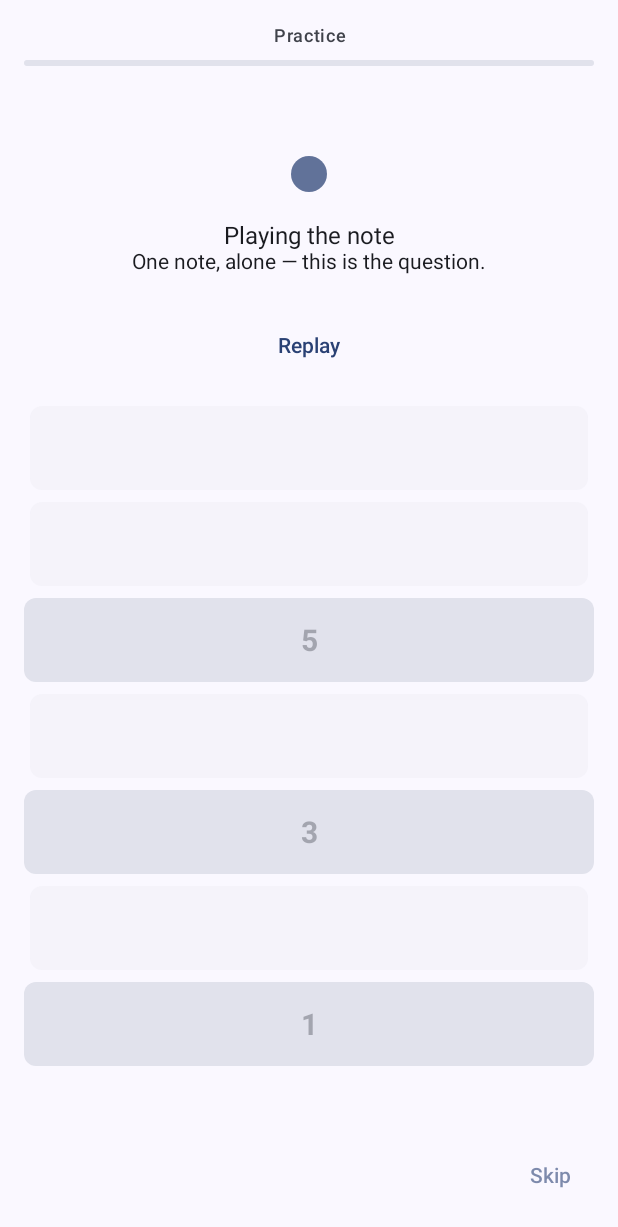
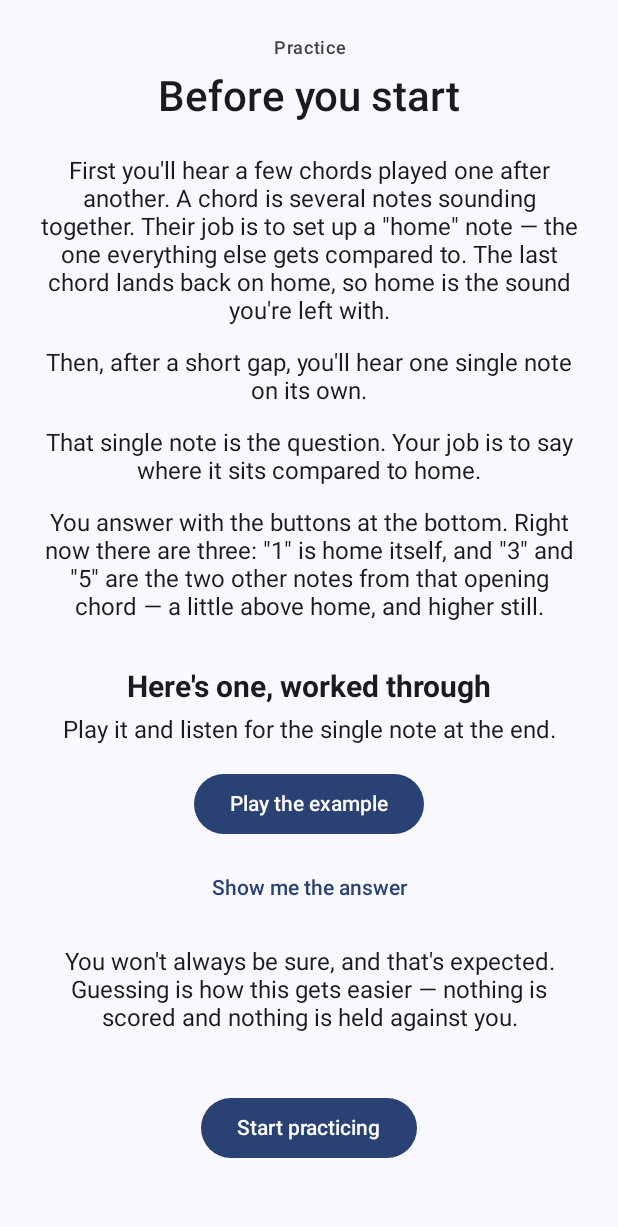
Before and after one commit to alekpeed/tonic, an Android app built with Jetpack Compose: the PracticeScreen screen opened through its navigation route, on a phone screen of 412 x 824 dp. Shown: the top 1227 px of the screen. Run offline under Robolectric (Android 15) with nearby library versions, the phone set to English and light mode, and no system bars; our stand-ins replace Dagger/Hilt's generated code, Room's generated code; libraries missing offline, so code that uses them is left out: androidx.hilt.lifecycle.

Commit message:
Fix 5: Module 2 explanation screen with a worked example
11-ONBOARDING-CLARITY.md §3 and §5, the last of §8's five.

New M2IntroContent carries §3's six required points in the order that
section specifies: what plays first and that it settles on home, that a
single note follows, that the task is judging that note against home, what
the currently visible buttons mean tied to what they'll sound like, one
worked playable example with its answer revealed, and a single Start.
Nothing is gated - §1 is explicit that this "is not a tutorial mode the
user must complete correctly to proceed."

The example is a *real* generated item, not a mock: same M2ItemGenerator,
same renderer, same AudioPlayer as a practice item, at a fixed seed and
floor difficulty so every user hears the same thing and it is the easiest
the app can produce. A hand-built mock-up would be free to drift from the
real exercise, which is how explanation screens end up describing
something that no longer exists. The revealed answer is read off that
item's targetDegree rather than hardcoded, so it cannot disagree with the
audio. The reveal is user-driven - showing the answer up front would turn
the worked example back into prose.

Gated on a new module2_intro_seen preference, added to 05-DATA-MODEL.md §3
alongside the existing flags. It gates only the *automatic* showing: the
help affordance on the practice screen re-opens the identical screen and
example at any time, and deliberately does not touch the flag, per §5's
"never shown again automatically... always reachable on demand... the exact
same explanation and worked example, not an abbreviated version."

PracticeViewModel gained AudioPlayer so the example plays through the real
path; the shared PracticeFixture now builds the ViewModel in one place so
a constructor change lands once rather than in several tests.

M2IntroTest covers: shown automatically on a fresh install before any
item; never automatically once seen; dismissing records it; the help
affordance re-opens without un-recording; the answer appears only when
asked and matches the item actually played; playback reaches the audio
path with real audio; and the example is a genuine L0 item offering the
same 1/3/5 buttons the first real item will.

Verified: 367 tests, 0 failures. Kover floors held.

Co-Authored-By: Claude Opus 5 <noreply@anthropic.com>
Claude-Session: https://claude.ai/code/session_01UPkZSqUw4SRsTTc4VxHzuY

```diff
--- a/core/data/src/main/kotlin/com/tonic/core/data/settings/SettingsRepository.kt
+++ b/core/data/src/main/kotlin/com/tonic/core/data/settings/SettingsRepository.kt
@@ -27,6 +27,9 @@ interface SettingsRepository {
 
     suspend fun setDiagnosticCompleted(completed: Boolean)
 
+    /** See [com.tonic.core.model.state.AppSettings.module2IntroSeen]. */
+    suspend fun setModule2IntroSeen(seen: Boolean)
+
     /** [enabled] and [time] must agree: false always pairs with a null time - docs/05-DATA-MODEL.md §3. */
     suspend fun setDailyReminder(
         enabled: Boolean,
--- a/core/data/src/main/kotlin/com/tonic/core/data/settings/SettingsRepositoryImpl.kt
+++ b/core/data/src/main/kotlin/com/tonic/core/data/settings/SettingsRepositoryImpl.kt
@@ -25,6 +25,7 @@ internal object SettingsKeys {
     val REDUCE_MOTION = booleanPreferencesKey("reduce_motion")
     val ONBOARDING_COMPLETED = booleanPreferencesKey("onboarding_completed")
     val DIAGNOSTIC_COMPLETED = booleanPreferencesKey("diagnostic_completed")
+    val MODULE2_INTRO_SEEN = booleanPreferencesKey("module2_intro_seen")
     val DAILY_REMINDER_ENABLED = booleanPreferencesKey("daily_reminder_enabled")
     val DAILY_REMINDER_TIME = stringPreferencesKey("daily_reminder_time")
 }
@@ -68,6 +69,10 @@ internal class SettingsRepositoryImpl
             dataStore.edit { it[SettingsKeys.ONBOARDING_COMPLETED] = completed }
         }
 
+        override suspend fun setModule2IntroSeen(seen: Boolean) {
+            dataStore.edit { it[SettingsKeys.MODULE2_INTRO_SEEN] = seen }
+        }
+
         override suspend fun setDiagnosticCompleted(completed: Boolean) {
             dataStore.edit { it[SettingsKeys.DIAGNOSTIC_COMPLETED] = completed }
         }
@@ -103,6 +108,7 @@ private fun Preferences.toAppSettings(): AppSettings {
         reduceMotion = this[SettingsKeys.REDUCE_MOTION] ?: defaults.reduceMotion,
         onboardingCompleted = this[SettingsKeys.ONBOARDING_COMPLETED] ?: defaults.onboardingCompleted,
         diagnosticCompleted = this[SettingsKeys.DIAGNOSTIC_COMPLETED] ?: defaults.diagnosticCompleted,
+        module2IntroSeen = this[SettingsKeys.MODULE2_INTRO_SEEN] ?: defaults.module2IntroSeen,
         dailyReminderEnabled = this[SettingsKeys.DAILY_REMINDER_ENABLED] ?: defaults.dailyReminderEnabled,
         dailyReminderTime = this[SettingsKeys.DAILY_REMINDER_TIME],
     )
--- a/core/model/src/main/kotlin/com/tonic/core/model/state/AppSettings.kt
+++ b/core/model/src/main/kotlin/com/tonic/core/model/state/AppSettings.kt
@@ -21,6 +21,13 @@ data class AppSettings(
     val reduceMotion: Boolean = false,
     val onboardingCompleted: Boolean = false,
     val diagnosticCompleted: Boolean = false,
+    /**
+     * The Module 2 explanation screen and its worked example have been shown once
+     * (docs/05-DATA-MODEL.md §3 `module2_intro_seen`). Gates only the *automatic* showing -
+     * docs/11-ONBOARDING-CLARITY.md §5: "It is never shown again automatically... It is always
+     * reachable on demand," and recalling it neither depends on nor changes this.
+     */
+    val module2IntroSeen: Boolean = false,
     /** Opt-in only - docs/05-DATA-MODEL.md §3: "defaults to false. Opt-in only." See docs/08-UI-SPEC.md §7. */
     val dailyReminderEnabled: Boolean = false,
     /** `"HH:mm"`, null when [dailyReminderEnabled] is false. */
--- /dev/null
+++ b/feature/practice/src/main/kotlin/com/tonic/feature/practice/ui/M2IntroContent.kt
@@ -0,0 +1,143 @@
+package com.tonic.feature.practice.ui
+
+import androidx.compose.foundation.layout.Column
+import androidx.compose.foundation.layout.Spacer
+import androidx.compose.foundation.layout.fillMaxSize
+import androidx.compose.foundation.layout.fillMaxWidth
+import androidx.compose.foundation.layout.height
+import androidx.compose.foundation.layout.padding
+import androidx.compose.foundation.rememberScrollState
+import androidx.compose.foundation.verticalScroll
+import androidx.compose.material3.Button
+import androidx.compose.material3.MaterialTheme
+import androidx.compose.material3.Text
+import androidx.compose.material3.TextButton
+import androidx.compose.runtime.Composable
+import androidx.compose.ui.Alignment
+import androidx.compose.ui.Modifier
+import androidx.compose.ui.platform.testTag
+import androidx.compose.ui.res.stringResource
+import androidx.compose.ui.text.style.TextAlign
+import androidx.compose.ui.tooling.preview.Preview
+import com.tonic.core.ui.components.StageHeader
+import com.tonic.core.ui.theme.TonicSpacing
+import com.tonic.core.ui.theme.TonicTheme
+import com.tonic.feature.practice.R
+
+/**
+ * The Module 2 explanation screen — docs/11-ONBOARDING-CLARITY.md §3, whose six required content points
+ * appear here in the order that section specifies: what plays first and that it centers on home, what
+ * plays second, what the task is, what the buttons mean tied to what they'll sound like, one worked
+ * playable example with the answer revealed, and a single Start.
+ *
+ * No comprehension check and nothing gated: §1 is explicit that this "is not a tutorial mode the user
+ * must complete correctly to proceed." The example can be played any number of times or not at all, and
+ * Start is live from the first frame.
+ *
+ * The reveal is user-driven rather than automatic so the answer can't be read before the sound has been
+ * heard — an answer shown up front turns the worked example back into prose.
+ */
+@Composable
+internal fun M2IntroContent(
+    answerLabel: String,
+    answerRevealed: Boolean,
+    onPlayExample: () -> Unit,
+    onRevealAnswer: () -> Unit,
+    onStart: () -> Unit,
+) {
+    Column(
+        modifier =
+            Modifier
+                .fillMaxSize()
+                .verticalScroll(rememberScrollState())
+                .padding(TonicSpacing.lg),
+        horizontalAlignment = Alignment.CenterHorizontally,
+    ) {
+        StageHeader(stringResource(R.string.practice_stage_name))
+
+        Text(
+            text = stringResource(R.string.m2_intro_title),
+            style = MaterialTheme.typography.headlineMedium,
+            textAlign = TextAlign.Center,
+        )
+        Spacer(modifier = Modifier.height(TonicSpacing.lg))
+
+        IntroParagraph(stringResource(R.string.m2_intro_what_plays_first))
+        IntroParagraph(stringResource(R.string.m2_intro_what_plays_second))
+        IntroParagraph(stringResource(R.string.m2_intro_the_task))
+        IntroParagraph(stringResource(R.string.m2_intro_buttons))
+
+        Spacer(modifier = Modifier.height(TonicSpacing.md))
+        Text(
+            text = stringResource(R.string.m2_intro_example_heading),
+            style = MaterialTheme.typography.titleMedium,
+            textAlign = TextAlign.Center,
+        )
+        Spacer(modifier = Modifier.height(TonicSpacing.sm))
+        IntroParagraph(stringResource(R.string.m2_intro_example_prompt))
+
+        Button(onClick = onPlayExample, modifier = Modifier.testTag("m2_intro_play_example")) {
+            Text(
+                stringResource(
+                    if (answerRevealed) R.string.m2_intro_example_replay else R.string.m2_intro_example_play,
+                ),
+            )
+        }
+        Spacer(modifier = Modifier.height(TonicSpacing.sm))
+
+        if (answerRevealed) {
+            IntroParagraph(stringResource(R.string.m2_intro_example_answer, answerLabel))
+            IntroParagraph(
+                stringResource(
+                    if (answerLabel == HOME_DEGREE_LABEL) {
+                        R.string.m2_intro_example_answer_home
+                    } else {
+                        R.string.m2_intro_example_answer_above
+                    },
+                ),
+            )
+        } else {
+            TextButton(onClick = onRevealAnswer, modifier = Modifier.testTag("m2_intro_reveal")) {
+                Text(stringResource(R.string.m2_intro_example_reveal))
+            }
+        }
+
+        Spacer(modifier = Modifier.height(TonicSpacing.md))
+        IntroParagraph(stringResource(R.string.m2_intro_no_wrong))
+
+        Spacer(modifier = Modifier.height(TonicSpacing.lg))
+        Button(onClick = onStart, modifier = Modifier.testTag("m2_intro_start")) {
+            Text(stringResource(R.string.m2_intro_start))
+        }
+        Spacer(modifier = Modifier.height(TonicSpacing.lg))
+    }
+}
+
+@Composable
+private fun IntroParagraph(text: String) {
+    Text(
+        text = text,
+        style = MaterialTheme.typography.bodyLarge,
+        textAlign = TextAlign.Center,
+        modifier = Modifier.fillMaxWidth().padding(bottom = TonicSpacing.md),
+    )
+}
+
+/** docs/02-PEDAGOGY.md §1: scale degree 1 is the tonic, i.e. "home" itself. */
+private const val HOME_DEGREE_LABEL = "1"
+
+@Preview(name = "M2 intro - before reveal", showBackground = true, heightDp = 900)
+@Composable
+private fun M2IntroPreview() {
+    TonicTheme(darkTheme = false, dynamicColor = false) {
+        M2IntroContent("3", answerRevealed = false, {}, {}, {})
+    }
+}
+
+@Preview(name = "M2 intro - answer revealed", showBackground = true, heightDp = 900)
+@Composable
+private fun M2IntroRevealedPreview() {
+    TonicTheme(darkTheme = false, dynamicColor = false) {
+        M2IntroContent("3", answerRevealed = true, {}, {}, {})
+    }
+}
--- a/feature/practice/src/main/kotlin/com/tonic/feature/practice/ui/PracticeScreen.kt
+++ b/feature/practice/src/main/kotlin/com/tonic/feature/practice/ui/PracticeScreen.kt
@@ -6,6 +6,7 @@ import android.content.ContextWrapper
 import androidx.compose.foundation.layout.Arrangement
 import androidx.compose.foundation.layout.Box
 import androidx.compose.foundation.layout.Column
+import androidx.compose.foundation.layout.Row
 import androidx.compose.foundation.layout.Spacer
 import androidx.compose.foundation.layout.fillMaxSize
 import androidx.compose.foundation.layout.fillMaxWidth
@@ -67,6 +68,19 @@ fun PracticeScreen(
 
     BackgroundingObserver(onBackgrounded = viewModel::onAppBackgrounded)
 
+    // Above every other state: docs/11-ONBOARDING-CLARITY.md §1 requires this before the first item
+    // plays, and §5 makes it recallable at any point afterwards.
+    if (uiState.showIntro) {
+        M2IntroContent(
+            answerLabel = viewModel.workedExampleAnswer,
+            answerRevealed = uiState.introAnswerRevealed,
+            onPlayExample = viewModel::onPlayWorkedExample,
+            onRevealAnswer = viewModel::onRevealWorkedExampleAnswer,
+            onStart = viewModel::onIntroDismissed,
+        )
+        return
+    }
+
     val resumable = uiState.resumableSession
     if (resumable != null) {
         ResumeOfferState(onContinue = viewModel::onResumeSession, onStartFresh = viewModel::onStartFreshSession)
@@ -88,6 +102,7 @@ fun PracticeScreen(
         onDegreeSelected = viewModel::onDegreeSelected,
         onReplay = viewModel::onReplay,
         onSkip = viewModel::onSkip,
+        onOpenIntro = viewModel::onOpenIntro,
     )
 }
 
@@ -230,6 +245,7 @@ private fun PracticeContent(
     onDegreeSelected: (ScaleDegree) -> Unit,
     onReplay: () -> Unit,
     onSkip: () -> Unit,
+    onOpenIntro: () -> Unit = {},
 ) {
     Column(
         modifier =
@@ -294,15 +310,30 @@ private fun PracticeContent(
 
         Spacer(modifier = Modifier.height(TonicSpacing.sm))
 
+        Row(
+            modifier = Modifier.fillMaxWidth(),
+            horizontalArrangement = Arrangement.SpaceBetween,
+            verticalAlignment = Alignment.CenterVertically,
+        ) {
+            // docs/11-ONBOARDING-CLARITY.md §5: "a small, low-emphasis help affordance on the practice
+            // screen itself." Same screen, same worked example, never an abbreviated version.
+            TextButton(onClick = onOpenIntro, modifier = Modifier.testTag("practice_help")) {
+                Text(
+                    text = stringResource(R.string.m2_intro_help),
+                    color = LocalContentColor.current.copy(alpha = 0.6f),
+                    style = MaterialTheme.typography.labelLarge,
+                )
+            }
             TextButton(
                 onClick = onSkip,
-            modifier = Modifier.align(Alignment.End).testTag("skip_button"),
+                modifier = Modifier.testTag("skip_button"),
             ) {
                 Text(
                     text = stringResource(R.string.practice_skip),
                     color = LocalContentColor.current.copy(alpha = 0.6f),
                     style = MaterialTheme.typography.labelLarge,
                 )
+            }
         }
     }
 }
--- a/feature/practice/src/main/kotlin/com/tonic/feature/practice/ui/PracticeUiState.kt
+++ b/feature/practice/src/main/kotlin/com/tonic/feature/practice/ui/PracticeUiState.kt
@@ -36,6 +36,14 @@ data class PracticeUiState(
     val isPaused: Boolean = false,
     /** Non-null only on the item where an axis moved - docs/11-ONBOARDING-CLARITY.md §9.3. */
     val axisChange: AxisChange? = null,
+    /**
+     * The Module 2 explanation screen is on top of the loop — docs/11-ONBOARDING-CLARITY.md §3/§5.
+     * Automatic on first encounter, and thereafter only when the user asks for it via the help
+     * affordance, which is why this is separate from the persisted `module2IntroSeen` flag.
+     */
+    val showIntro: Boolean = false,
+    /** The worked example's answer, revealed only once the user asks — never before they've heard it. */
+    val introAnswerRevealed: Boolean = false,
 ) {
     val activeDegrees: List<ScaleDegree> get() = item?.activeDegrees ?: emptyList()
 }
--- /dev/null
+++ b/feature/practice/src/main/kotlin/com/tonic/feature/practice/ui/WorkedExample.kt
@@ -0,0 +1,33 @@
+package com.tonic.feature.practice.ui
+
+import com.tonic.core.curriculum.generators.M2ItemGenerator
+import com.tonic.core.model.ids.SkillIds
+import com.tonic.core.model.items.DifficultyAxis
+import com.tonic.core.model.items.Item
+
+/**
+ * The single worked example docs/11-ONBOARDING-CLARITY.md §3 requires before a first-time user is asked
+ * to answer anything: "play the reference, play a target note, show which button is correct and why, in
+ * real audio."
+ *
+ * A *real* generated item, not a hand-built mock — it goes through the same [M2ItemGenerator] and the
+ * same rendering path as every practice item, so what the user is shown is exactly what they are about
+ * to be asked to do. A mock-up would be free to drift from the real thing, which is how explanation
+ * screens end up describing an exercise that no longer exists.
+ *
+ * Fixed seed and floor difficulty on purpose: every user sees the same example, and it is the easiest
+ * the app can produce — full four-chord cadence, one timbre, no octave displacement, slowest timing.
+ * The example exists to make the *mechanic* concrete, not to be a first test.
+ */
+internal object WorkedExample {
+    /** Same for every user and every showing, so the narration below can name the answer as a constant. */
+    private const val SEED = 20_260_819L
+
+    fun generate(): Item.FunctionalRecognitionItem =
+        M2ItemGenerator
+            .generate(
+                skill = SkillIds.M2_DEG_SET_1,
+                axes = DifficultyAxis.entries.associateWith { 0 },
+                seed = SEED,
+            ).item
+}
--- a/feature/practice/src/main/res/values/strings.xml
+++ b/feature/practice/src/main/res/values/strings.xml
@@ -14,6 +14,26 @@
     <string name="practice_phase_reference">Setting up \"home\" — more notes than your buttons. That\'s normal.</string>
     <string name="practice_phase_target">One note, alone — this is the question.</string>
     <string name="practice_phase_awaiting_answer">Tap where it sits, relative to home. Not sure? Guess.</string>
+
+    <!-- Module 2 explanation screen - docs/11-ONBOARDING-CLARITY.md §3's six required content points,
+         in the order it specifies. §9.4: every term defined at first use, short sentences, nothing left
+         implicit. Shown automatically once (module2_intro_seen) and reachable on demand forever after. -->
+    <string name="m2_intro_title">Before you start</string>
+    <string name="m2_intro_what_plays_first">First you\'ll hear a few chords played one after another. A chord is several notes sounding together. Their job is to set up a \"home\" note — the one everything else gets compared to. The last chord lands back on home, so home is the sound you\'re left with.</string>
+    <string name="m2_intro_what_plays_second">Then, after a short gap, you\'ll hear one single note on its own.</string>
+    <string name="m2_intro_the_task">That single note is the question. Your job is to say where it sits compared to home.</string>
+    <string name="m2_intro_buttons">You answer with the buttons at the bottom. Right now there are three: \"1\" is home itself, and \"3\" and \"5\" are the two other notes from that opening chord — a little above home, and higher still.</string>
+    <string name="m2_intro_example_heading">Here\'s one, worked through</string>
+    <string name="m2_intro_example_prompt">Play it and listen for the single note at the end.</string>
+    <string name="m2_intro_example_play">Play the example</string>
+    <string name="m2_intro_example_replay">Play it again</string>
+    <string name="m2_intro_example_reveal">Show me the answer</string>
+    <string name="m2_intro_example_answer">That last note was \"%1$s\".</string>
+    <string name="m2_intro_example_answer_home">It was home itself — the note the chords settled on.</string>
+    <string name="m2_intro_example_answer_above">It sits above home, and you can hear it leaning against home rather than resting on it.</string>
+    <string name="m2_intro_no_wrong">You won\'t always be sure, and that\'s expected. Guessing is how this gets easier — nothing is scored and nothing is held against you.</string>
+    <string name="m2_intro_start">Start practicing</string>
+    <string name="m2_intro_help">How this works</string>
 
     <!-- Axis-change announcements - docs/11-ONBOARDING-CLARITY.md §9.3: "a plain, short statement:
          what changed, framed as forward progress, not as an unexplained shift." One line, non-blocking,
```
Also changed, not shown: feature/practice/src/main/kotlin/com/tonic/feature/practice/ui/PracticeViewModel.kt (+58 -0 lines), 9 other files. Lines whose indentation alone changed are shown as unchanged.
